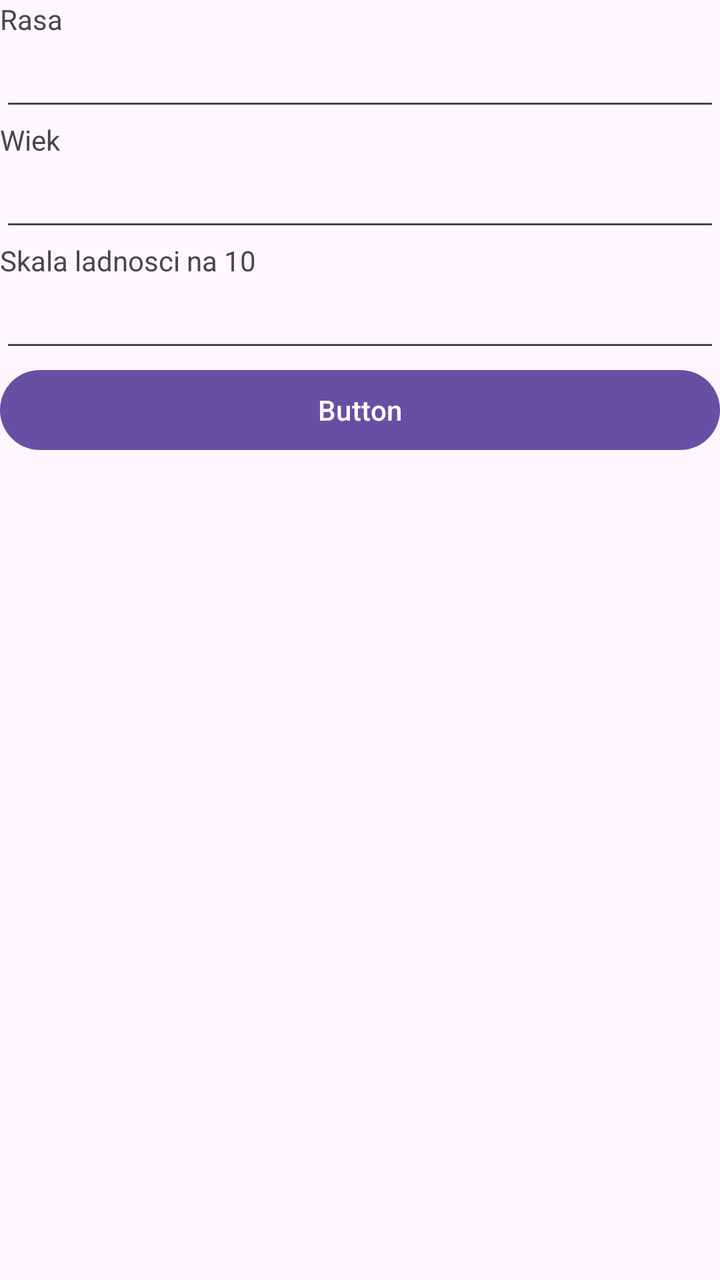
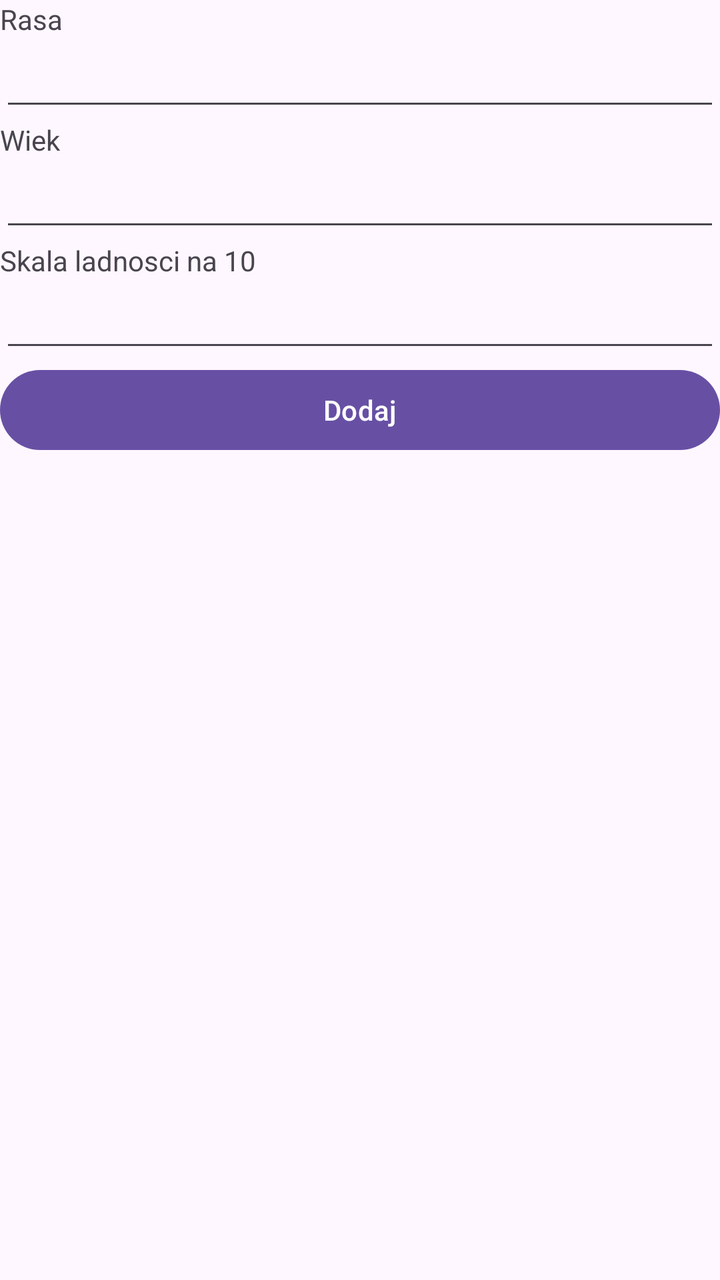

The first picture is an Android layout as it rendered before a commit; the second is the same layout after the commit. The layout source and the unified diff follow.
<!-- AndroidManifest.xml: application theme Theme.Pawelbaza -->
<!-- res/layout/activity_main.xml -->
<?xml version="1.0" encoding="utf-8"?>
<LinearLayout xmlns:android="http://schemas.android.com/apk/res/android"
    xmlns:app="http://schemas.android.com/apk/res-auto"
    xmlns:tools="http://schemas.android.com/tools"
    android:id="@+id/main"
    android:layout_width="match_parent"
    android:layout_height="match_parent"
    android:orientation="vertical"
    tools:context=".MainActivity" >

    <TextView
        android:id="@+id/textView"
        android:layout_width="match_parent"
        android:layout_height="wrap_content"
        android:text="Rasa" />

    <EditText
        android:id="@+id/rasaKota"
        android:layout_width="match_parent"
        android:layout_height="wrap_content"
        android:ems="10"
        android:inputType="text"
        android:text="" />

    <TextView
        android:id="@+id/textView2"
        android:layout_width="match_parent"
        android:layout_height="wrap_content"
        android:text="Wiek" />

    <EditText
        android:id="@+id/wiekKota"
        android:layout_width="match_parent"
        android:layout_height="wrap_content"
        android:ems="10"
        android:inputType="number" />

    <TextView
        android:id="@+id/textView3"
        android:layout_width="match_parent"
        android:layout_height="wrap_content"
        android:text="Skala ladnosci na 10" />

    <EditText
        android:id="@+id/editTextNumber2"
        android:layout_width="match_parent"
        android:layout_height="wrap_content"
        android:ems="10"
        android:inputType="number" />

    <Button
        android:id="@+id/button"
        android:layout_width="match_parent"
        android:layout_height="wrap_content"
        android:text="Button" />

    <ListView
        android:layout_width="match_parent"
        android:layout_height="match_parent" />
</LinearLayout>
<!-- resources referenced by this layout -->
<resources>
  <style name="Theme.Pawelbaza" parent="Base.Theme.Pawelbaza" />
  <style name="Base.Theme.Pawelbaza" parent="Theme.Material3.DayNight.NoActionBar">
          
          
      </style>
</resources>

<!-- the commit's change to res/layout/activity_main.xml (unified diff, before → after) -->
@@ -42,19 +42,20 @@
         android:text="Skala ladnosci na 10" />
 
     <EditText
-        android:id="@+id/editTextNumber2"
+        android:id="@+id/skalaLadnosci"
         android:layout_width="match_parent"
         android:layout_height="wrap_content"
         android:ems="10"
         android:inputType="number" />
 
     <Button
-        android:id="@+id/button"
+        android:id="@+id/dodaj"
         android:layout_width="match_parent"
         android:layout_height="wrap_content"
-        android:text="Button" />
+        android:text="Dodaj" />
 
     <ListView
+        android:id="@+id/listviw"
         android:layout_width="match_parent"
         android:layout_height="match_parent" />
 </LinearLayout>
